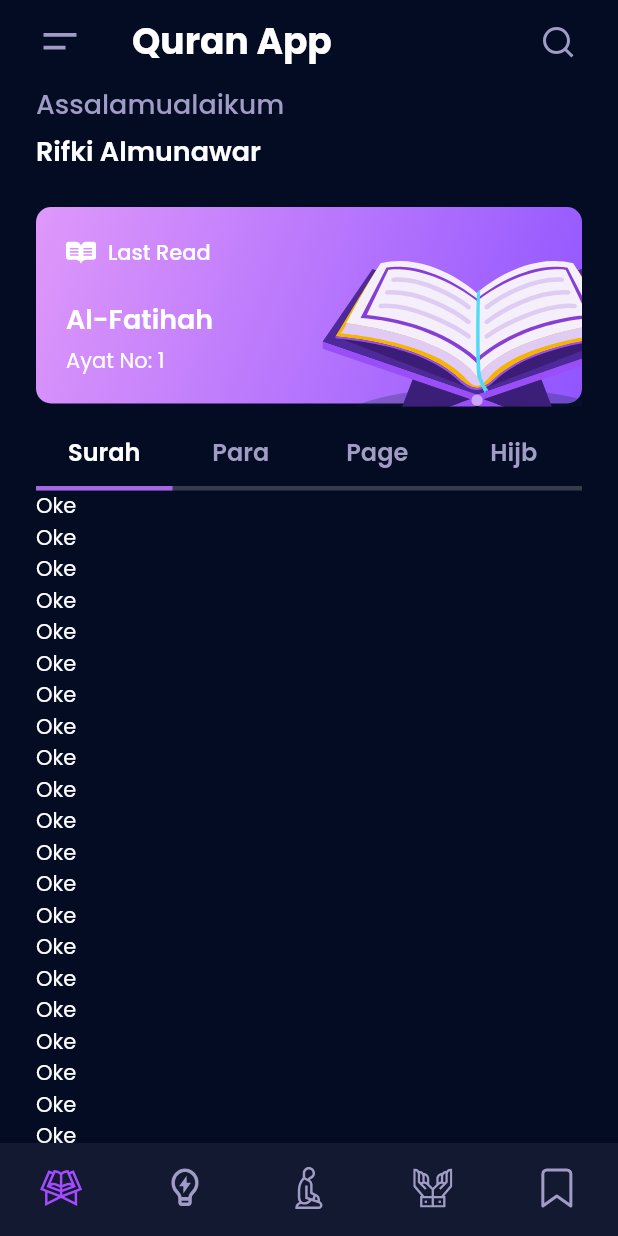
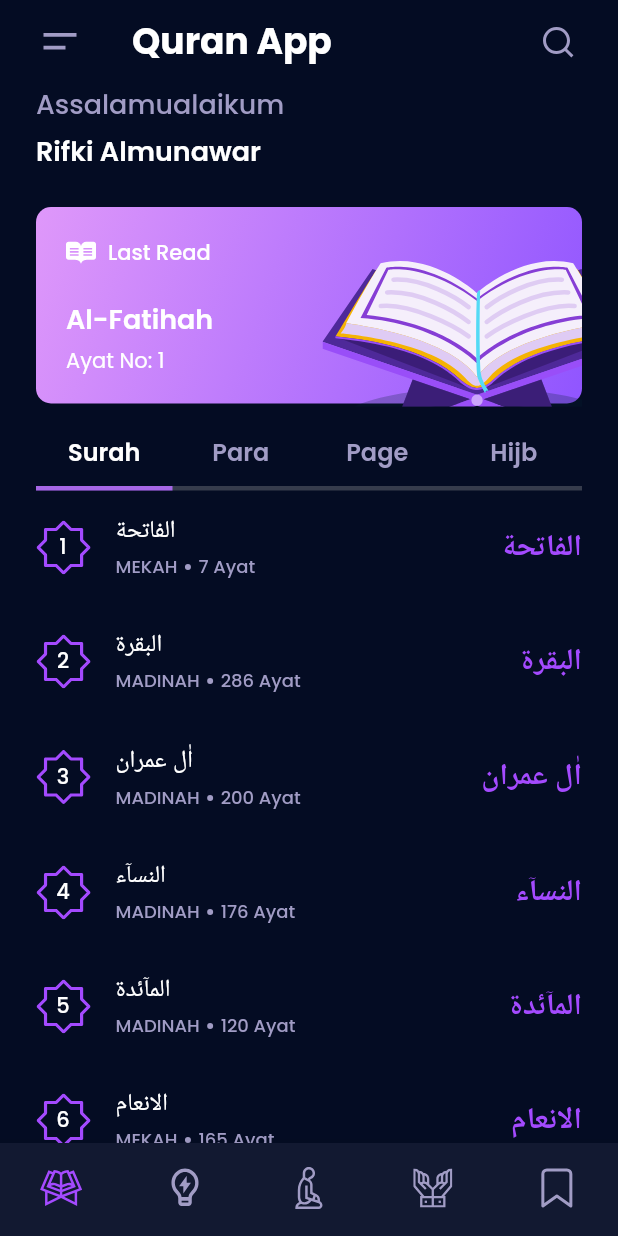
Before and after one commit to almunawar12/quran-apps, a Flutter app: the HomeScreen screen opened directly, on a phone screen of 412 x 824 dp. Run offline on Flutter 3.47's test engine with Material 2 defaults, Android fonts, the phone set to English and light mode, and no system bars; our stand-ins replace flutter_svg, google_fonts; Roboto replaces fonts that are missing (Amiri).

Commit message:
Create List Surah

```diff
--- a/lib/tabs/surah_tab.dart
+++ b/lib/tabs/surah_tab.dart
@@ -1,7 +1,9 @@
 import 'package:flutter/material.dart';
 import 'package:flutter/services.dart';
+import 'package:flutter_svg/svg.dart';
 import 'package:google_fonts/google_fonts.dart';
 import 'package:quran_apps/models/surah.dart';
+import 'package:quran_apps/screens/global.dart';
 
 class SurahTab extends StatelessWidget {
   const SurahTab({super.key});
@@ -31,10 +33,87 @@ class SurahTab extends StatelessWidget {
     );
   }
 
-  Container _surahItem({required Surah surah}) => Container(
-        child: Text(
-          'Oke',
-          style: GoogleFonts.poppins(color: Colors.white),
+  Widget _surahItem({required Surah surah}) => Padding(
+        padding: const EdgeInsets.symmetric(vertical: 16),
+        child: Row(
+          children: [
+            Stack(
+              children: [
+                SvgPicture.asset('assets/svgs/nomor-surah.svg'),
+                SizedBox(
+                  height: 36,
+                  width: 36,
+                  child: Center(
+                    child: Text(
+                      "${surah.nomor}",
+                      style: GoogleFonts.poppins(
+                          color: Colors.white, fontWeight: FontWeight.w500),
+                    ),
+                  ),
+                ),
+              ],
+            ),
+            const SizedBox(
+              width: 16,
+            ),
+            Expanded(
+              child: Column(
+                crossAxisAlignment: CrossAxisAlignment.start,
+                children: [
+                  Text(
+                    surah.nama,
+                    style: GoogleFonts.poppins(
+                        color: Colors.white,
+                        fontWeight: FontWeight.w500,
+                        fontSize: 16),
+                  ),
+                  const SizedBox(
+                    height: 4,
+                  ),
+                  Row(
+                    children: [
+                      Text(
+                        surah.tempatTurun.name,
+                        style: GoogleFonts.poppins(
+                            color: text,
+                            fontWeight: FontWeight.w500,
+                            fontSize: 12),
+                      ),
+                      const SizedBox(
+                        width: 5,
+                      ),
+                      Container(
+                        width: 4,
+                        height: 4,
+                        decoration: BoxDecoration(
+                          borderRadius: BorderRadius.circular(2),
+                          color: text,
+                        ),
+                      ),
+                      const SizedBox(
+                        width: 5,
+                      ),
+                      Text(
+                        "${surah.jumlahAyat} Ayat",
+                        style: GoogleFonts.poppins(
+                            color: text,
+                            fontWeight: FontWeight.w500,
+                            fontSize: 12),
+                      ),
+                    ],
+                  )
+                ],
+              ),
+            ),
+            Text(
+              surah.nama,
+              style: GoogleFonts.amiri(
+                color: primary,
+                fontWeight: FontWeight.bold,
+                fontSize: 20,
+              ),
+            ),
+          ],
         ),
       );
 }
```
